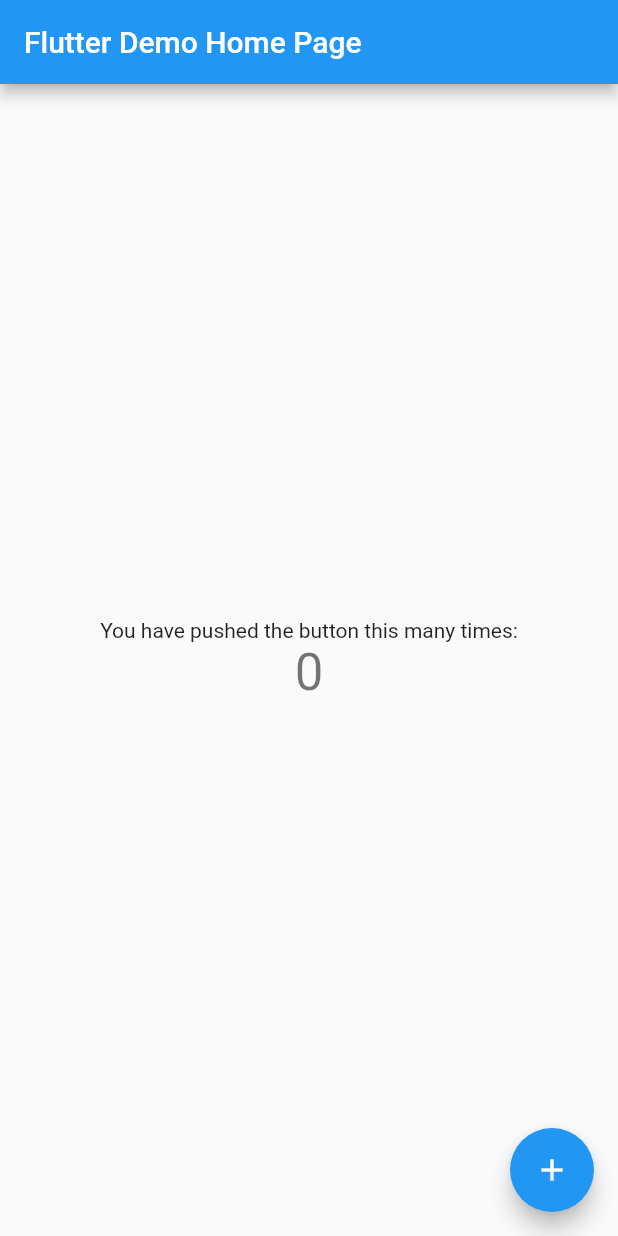
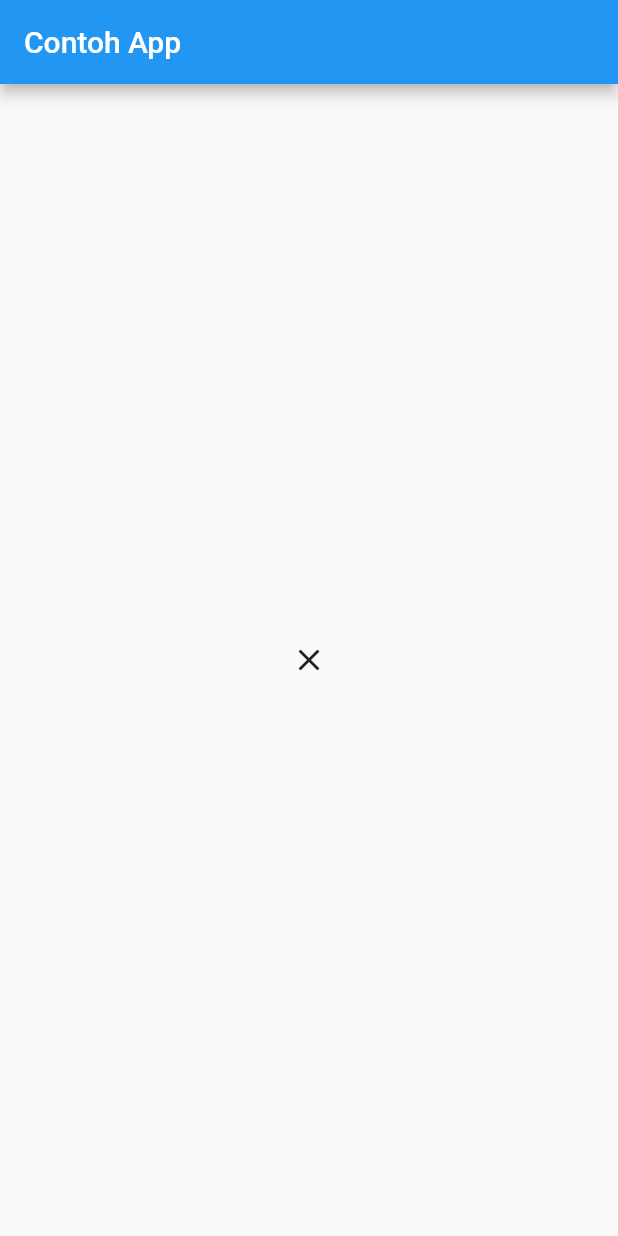
Before and after one commit to danzapple/Alquran-flutter-bloc-cubit, a Flutter app: the screen it shows after launch, on a phone screen of 412 x 824 dp. Run offline on Flutter 3.47's test engine with Material 2 defaults, Android fonts, the phone set to English and light mode, and no system bars; our stand-ins replace bloc, dio, equatable, flutter_bloc; network calls fail.

```diff
--- a/lib/blocs/quranlist/cubit/quranlist_cubit.dart
+++ b/lib/blocs/quranlist/cubit/quranlist_cubit.dart
@@ -1,8 +1,26 @@
+import 'package:alquranMobile/models/QuranListModel.dart';
 import 'package:bloc/bloc.dart';
+import 'package:equatable/equatable.dart';
 import 'package:meta/meta.dart';
+import 'package:alquranMobile/repositories/QuranListRepository.dart';
 
 part 'quranlist_state.dart';
 
 class QuranlistCubit extends Cubit<QuranlistState> {
-  QuranlistCubit() : super(QuranlistInitial());
+  QuranlistCubit({ this.repository }) : super(InitialState()) {
+    _getQuranList();
+  }
+
+  final QuranListRepository repository;
+
+  void _getQuranList() async {
+    try {
+      emit(LoadingState());
+      final quranList = await repository.getQuranList();
+      emit(LoadedState(quranList));
+    } catch (e) {
+      emit(ErrorState());
+    }
+  }
+
 }
--- a/lib/blocs/quranlist/cubit/quranlist_state.dart
+++ b/lib/blocs/quranlist/cubit/quranlist_state.dart
@@ -1,6 +1,28 @@
 part of 'quranlist_cubit.dart';
 
 @immutable
-abstract class QuranlistState {}
+abstract class QuranlistState extends Equatable {}
 
-class QuranlistInitial extends QuranlistState {}
+class InitialState extends QuranlistState {
+  @override
+  List<Object> get props => [];
+}
+
+class LoadingState extends QuranlistState {
+  @override
+  List<Object> get props => [];
+}
+
+class LoadedState extends QuranlistState {
+  LoadedState(this.quranList);
+
+  final List<QuranListModel> quranList;
+
+  @override
+  List<Object> get props => [quranList];
+}
+
+class ErrorState extends QuranlistState {
+  @override
+  List<Object> get props => [];
+}
--- a/lib/main.dart
+++ b/lib/main.dart
@@ -1,4 +1,7 @@
+import 'package:alquranMobile/blocs/quranlist/cubit/quranlist_cubit.dart';
+import 'package:alquranMobile/repositories/QuranListRepository.dart';
 import 'package:flutter/material.dart';
+import 'package:flutter_bloc/flutter_bloc.dart';
 
 void main() {
   runApp(MyApp());
@@ -9,109 +12,56 @@ class MyApp extends StatelessWidget {
   @override
   Widget build(BuildContext context) {
     return MaterialApp(
+      debugShowCheckedModeBanner: false,
       title: 'Flutter Demo',
-      theme: ThemeData(
-        // This is the theme of your application.
-        //
-        // Try running your application with "flutter run". You'll see the
-        // application has a blue toolbar. Then, without quitting the app, try
-        // changing the primarySwatch below to Colors.green and then invoke
-        // "hot reload" (press "r" in the console where you ran "flutter run",
-        // or simply save your changes to "hot reload" in a Flutter IDE).
-        // Notice that the counter didn't reset back to zero; the application
-        // is not restarted.
-        primarySwatch: Colors.blue,
-        // This makes the visual density adapt to the platform that you run
-        // the app on. For desktop platforms, the controls will be smaller and
-        // closer together (more dense) than on mobile platforms.
-        visualDensity: VisualDensity.adaptivePlatformDensity,
+      home: BlocProvider(
+        create: (context) => QuranlistCubit(
+          repository: QuranListRepository()
+        ),
+        child: QuranListPage(),
       ),
-      home: MyHomePage(title: 'Flutter Demo Home Page'),
     );
   }
 }
 
-class MyHomePage extends StatefulWidget {
-  MyHomePage({Key key, this.title}) : super(key: key);
-
-  // This widget is the home page of your application. It is stateful, meaning
-  // that it has a State object (defined below) that contains fields that affect
-  // how it looks.
-
-  // This class is the configuration for the state. It holds the values (in this
-  // case the title) provided by the parent (in this case the App widget) and
-  // used by the build method of the State. Fields in a Widget subclass are
-  // always marked "final".
-
-  final String title;
-
+class QuranListPage extends StatefulWidget {
   @override
-  _MyHomePageState createState() => _MyHomePageState();
+  _QuranListPageState createState() => _QuranListPageState();
 }
 
-class _MyHomePageState extends State<MyHomePage> {
-  int _counter = 0;
-
-  void _incrementCounter() {
-    setState(() {
-      // This call to setState tells the Flutter framework that something has
-      // changed in this State, which causes it to rerun the build method below
-      // so that the display can reflect the updated values. If we changed
-      // _counter without calling setState(), then the build method would not be
-      // called again, and so nothing would appear to happen.
-      _counter++;
-    });
-  }
-
+class _QuranListPageState extends State<QuranListPage> {
   @override
   Widget build(BuildContext context) {
-    // This method is rerun every time setState is called, for instance as done
-    // by the _incrementCounter method above.
-    //
-    // The Flutter framework has been optimized to make rerunning build methods
-    // fast, so that you can just rebuild anything that needs updating rather
-    // than having to individually change instances of widgets.
     return Scaffold(
       appBar: AppBar(
-        // Here we take the value from the MyHomePage object that was created by
-        // the App.build method, and use it to set our appbar title.
-        title: Text(widget.title),
+        title: Text('Contoh App'),
       ),
-      body: Center(
-        // Center is a layout widget. It takes a single child and positions it
-        // in the middle of the parent.
-        child: Column(
-          // Column is also a layout widget. It takes a list of children and
-          // arranges them vertically. By default, it sizes itself to fit its
-          // children horizontally, and tries to be as tall as its parent.
-          //
-          // Invoke "debug painting" (press "p" in the console, choose the
-          // "Toggle Debug Paint" action from the Flutter Inspector in Android
-          // Studio, or the "Toggle Debug Paint" command in Visual Studio Code)
-          // to see the wireframe for each widget.
-          //
-          // Column has various properties to control how it sizes itself and
-          // how it positions its children. Here we use mainAxisAlignment to
-          // center the children vertically; the main axis here is the vertical
-          // axis because Columns are vertical (the cross axis would be
-          // horizontal).
-          mainAxisAlignment: MainAxisAlignment.center,
-          children: <Widget>[
-            Text(
-              'You have pushed the button this many times:',
-            ),
-            Text(
-              '$_counter',
-              style: Theme.of(context).textTheme.headline4,
-            ),
-          ],
-        ),
+      body: BlocBuilder<QuranlistCubit, QuranlistState>(
+        builder: (context, state) {
+          if (state is LoadingState) {
+            return Center(
+              child: CircularProgressIndicator(),
+            );
+          } else if (state is ErrorState) {
+            return Center(
+              child: Icon(Icons.close),
+            );
+          } else if (state is LoadedState) {
+            final movies = state.quranList;
+
+            return ListView.builder(
+              itemCount: movies.length,
+              itemBuilder: (context, index) => Card(
+                child: ListTile(
+                  title: Text(movies[index].suratName),
+                ),
+              ),
+            );
+          } else {
+            return Container();
+          }
+        },
       ),
-      floatingActionButton: FloatingActionButton(
-        onPressed: _incrementCounter,
-        tooltip: 'Increment',
-        child: Icon(Icons.add),
-      ), // This trailing comma makes auto-formatting nicer for build methods.
     );
   }
 }
--- /dev/null
+++ b/lib/repositories/QuranListRepository.dart
@@ -0,0 +1,18 @@
+import 'package:dio/dio.dart';
+import 'package:alquranMobile/models/QuranListModel.dart';
+
+class QuranListRepository {
+  var dio = Dio();
+
+  Future<List<QuranListModel>> getQuranList() async {
+    String url = 'https://quran.kemenag.go.id/index.php/api/v1/surat';
+
+    try {
+      Response response = await dio.get(url);
+      return response.data['data'].map<QuranListModel>((json) => QuranListModel.fromJson(json)).toList();
+    } catch (e) {
+      throw e;
+    }
+  }
+
+}
```
Also changed, not shown: pubspec.yaml (+5 -4 lines), pubspec.lock.
